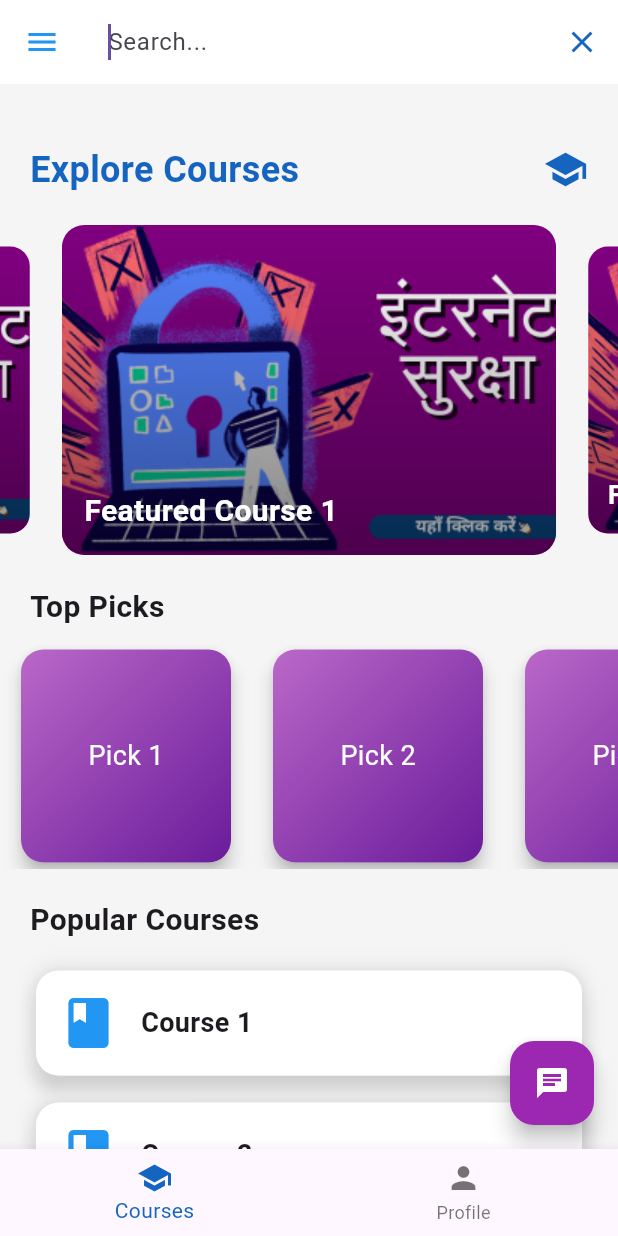
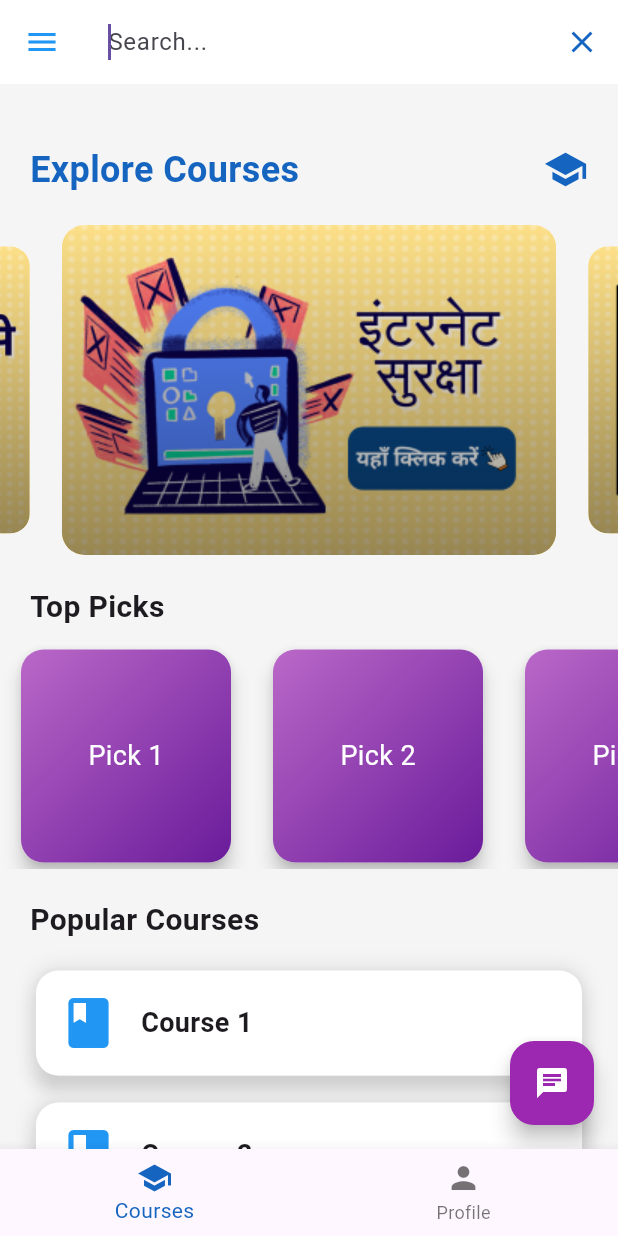
Before and after one commit to adi99304/DigiSetu, a Flutter app: the screen it shows after launch, after a tap on "Login", after a tap on "Search...", on a phone screen of 412 x 824 dp. Run offline on Flutter 3.47's test engine with Material 3 defaults, Android fonts, the phone set to English and light mode, and no system bars; drawn by our look-alikes of carousel_slider, showcaseview; our stand-ins replace animate_do, file_picker, flutter_tts, google_generative_ai, shared_preferences, supabase_flutter and 1 more; missing offline and left inert: translator, tutorial_coach_mark; accounts and stored records are empty.

Commit message:
riddhis commit: 4th added images for carousel

```diff
--- a/lib/home_page.dart
+++ b/lib/home_page.dart
@@ -34,8 +34,7 @@ class HomePage extends StatelessWidget {
 
             SizedBox(height: 20),
 
-            // Featured Courses Carousel
-            // Featured Courses Carousel
+            // Featured Courses Carousel with multiple images in each scroll
           CarouselSlider(
             options: CarouselOptions(
               height: 220,
@@ -43,8 +42,18 @@ class HomePage extends StatelessWidget {
               enlargeCenterPage: true,
               aspectRatio: 16 / 9,
               enableInfiniteScroll: true,
+              viewportFraction: 0.8,
             ),
-              items: List.generate(5, (index) {
+            items: List.generate(4, (index) {
+              // You can replace 'image1.png', 'image2.png', etc., with your actual image names
+              List<String> imagePaths = [
+                'assets/carousel/8.png',
+                'assets/carousel/9.png',
+                'assets/carousel/10.png',
+                'assets/carousel/11.png',
+                // ' 'assets/images/image5.png
+              ];
+
               return ClipRRect(
                 borderRadius: BorderRadius.circular(15),
                 child: Stack(
@@ -52,7 +61,7 @@ class HomePage extends StatelessWidget {
                   children: [
                     // Course Image
                     Image.asset(
-                        'assets/poo (2).png', // Replace with actual image paths
+                      imagePaths[index], // Access image paths dynamically
                       fit: BoxFit.cover,
                     ),
                     // Gradient Overlay for Better Readability
@@ -71,20 +80,21 @@ class HomePage extends StatelessWidget {
                       alignment: Alignment.bottomLeft,
                       child: Padding(
                         padding: const EdgeInsets.all(15),
-                          child: Text(
-                            "Featured Course ${index + 1}",
-                            style: TextStyle(
-                              fontSize: 20,
-                              fontWeight: FontWeight.bold,
-                              color: Colors.white,
-                            ),
-                          ),
+                        // child: Text(
+                        //   "Featured Course ${index + 1}",
+                        //   style: TextStyle(
+                        //     fontSize: 20,
+                        //     fontWeight: FontWeight.bold,
+                        //     color: Colors.white,
+                        //   ),
+                        // ),
                       ),
                     ),
                   ],
                 ),
               );
-              }),
+            }
+            ),
           ),
 
           SizedBox(height: 20),
--- a/lib/main.dart
+++ b/lib/main.dart
@@ -106,14 +106,14 @@ class _HomeScreenState extends State<HomeScreen> {
               )
             : Row(
                 children: [
-                  // Text(
-                  //   "DigiSetu",
-                  //   style: TextStyle(
-                  //     color: Colors.blue,
-                  //     fontWeight: FontWeight.bold,
-                  //     fontSize: 22,
-                  //   ),
-                  // ),
+                  Text(
+                    "DigiSetu",
+                    style: TextStyle(
+                      color: Colors.blue,
+                      fontWeight: FontWeight.bold,
+                      fontSize: 22,
+                    ),
+                  ),
                   // SizedBox(width: 20),
                   Expanded(
                     child: GestureDetector(
--- a/pubspec.yaml
+++ b/pubspec.yaml
@@ -79,6 +79,10 @@ flutter:
     - assets/img.png
     - assets/NameField.png
     - assets/poo (2).png
+    - assets/carousel/8.png
+    - assets/carousel/9.png
+    - assets/carousel/10.png
+    - assets/carousel/11.png
 
 
   # An image asset can refer to one or more resolution-specific "variants", see
```
Also changed, not shown: assets/carousel/10.png (added), assets/carousel/11.png (added), assets/carousel/8.png (added), assets/carousel/9.png (added). Lines whose indentation alone changed are shown as unchanged.
